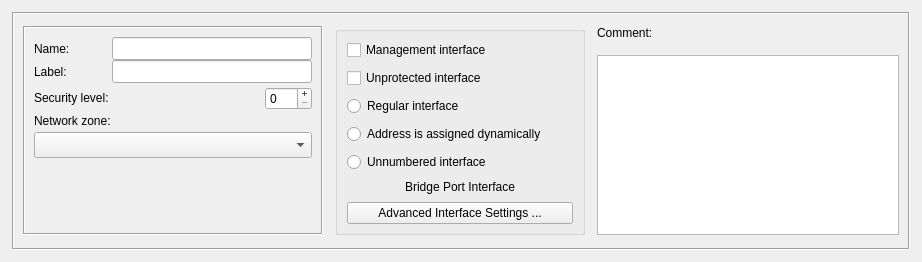
This is src/gui/interfacedialog_q.ui in fwbuilder/fwbuilder as Qt 5 draws it before an edit. The edited form follows.
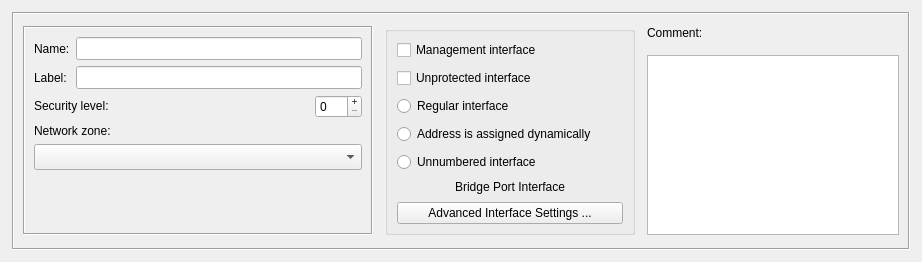
This is the edited form.

Commit message: still trying to find optimal dialog layout that worls with large fonts

Patch:
```diff
--- a/src/gui/interfacedialog_q.ui
+++ b/src/gui/interfacedialog_q.ui
@@ -53,13 +53,13 @@
         </property>
         <property name="minimumSize" >
          <size>
-          <width>300</width>
+          <width>350</width>
           <height>0</height>
          </size>
         </property>
         <property name="maximumSize" >
          <size>
-          <width>300</width>
+          <width>350</width>
           <height>16777215</height>
          </size>
         </property>
@@ -69,14 +69,8 @@
         <property name="frameShadow" >
          <enum>QFrame::Sunken</enum>
         </property>
-        <layout class="QGridLayout" name="gridLayout_5" >
-         <property name="horizontalSpacing" >
-          <number>-1</number>
-         </property>
-         <property name="verticalSpacing" >
-          <number>4</number>
-         </property>
-         <item row="0" column="0" colspan="2" >
+        <layout class="QGridLayout" name="gridLayout_6" >
+         <item row="0" column="0" >
           <layout class="QGridLayout" name="gridLayout_3" >
            <item row="0" column="0" >
             <widget class="QLabel" name="textLabel1" >
@@ -98,7 +92,7 @@
             <widget class="QLineEdit" name="obj_name" >
              <property name="sizePolicy" >
               <sizepolicy vsizetype="Fixed" hsizetype="Preferred" >
-               <horstretch>0</horstretch>
+               <horstretch>1</horstretch>
                <verstretch>0</verstretch>
               </sizepolicy>
              </property>
@@ -145,6 +139,8 @@
           </layout>
          </item>
          <item row="1" column="0" >
+          <layout class="QGridLayout" name="gridLayout_5" >
+           <item row="0" column="0" >
           <widget class="QLabel" name="seclevelLabel" >
            <property name="sizePolicy" >
             <sizepolicy vsizetype="Fixed" hsizetype="Preferred" >
@@ -166,7 +162,7 @@
            </property>
           </widget>
          </item>
-         <item row="1" column="1" >
+           <item row="0" column="1" >
           <widget class="QSpinBox" name="seclevel" >
            <property name="sizePolicy" >
             <sizepolicy vsizetype="Fixed" hsizetype="Fixed" >
@@ -195,7 +191,7 @@
            </property>
           </widget>
          </item>
-         <item row="2" column="0" colspan="2" >
+           <item row="1" column="0" colspan="2" >
           <widget class="QLabel" name="netzoneLabel" >
            <property name="sizePolicy" >
             <sizepolicy vsizetype="Fixed" hsizetype="Preferred" >
@@ -211,7 +207,7 @@
            </property>
           </widget>
          </item>
-         <item row="3" column="0" colspan="2" >
+           <item row="2" column="0" colspan="2" >
           <widget class="QComboBox" name="netzone" >
            <property name="sizePolicy" >
             <sizepolicy vsizetype="Fixed" hsizetype="Preferred" >
@@ -237,7 +233,9 @@
            </property>
           </widget>
          </item>
-         <item row="4" column="0" >
+          </layout>
+         </item>
+         <item row="2" column="0" >
           <spacer name="verticalSpacer" >
            <property name="orientation" >
             <enum>Qt::Vertical</enum>
```
Left out of the diff: 1 changed line with no effect on the pictures. Lines whose indentation alone changed are shown as unchanged. The commit also changes 23 other files.
